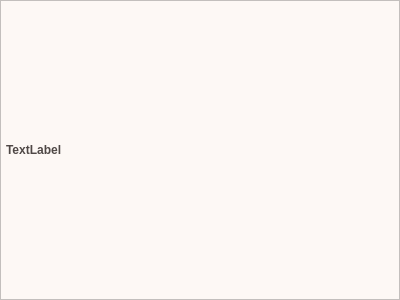
Qt form src/gui/qt_designer/ui_label_field_widget.ui (JK1Peng/Password_Management) before a commit.
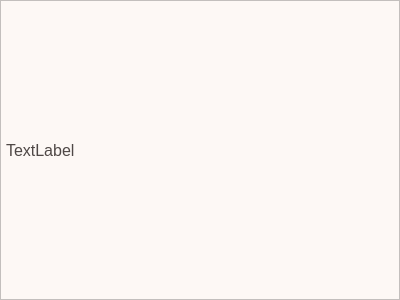
The same form after that commit.

Commit message: added resizing event to gui

Patch:
```diff
--- a/src/gui/qt_designer/ui_label_field_widget.ui
+++ b/src/gui/qt_designer/ui_label_field_widget.ui
@@ -63,7 +63,7 @@
        <widget class="QLabel" name="label_4">
         <property name="styleSheet">
          <string notr="true">QLabel {
-	font: bold 12px;
+	font: 16px;
 	color:#4F4846;
 }</string>
         </property>
```
The commit also changes 6 other files.
